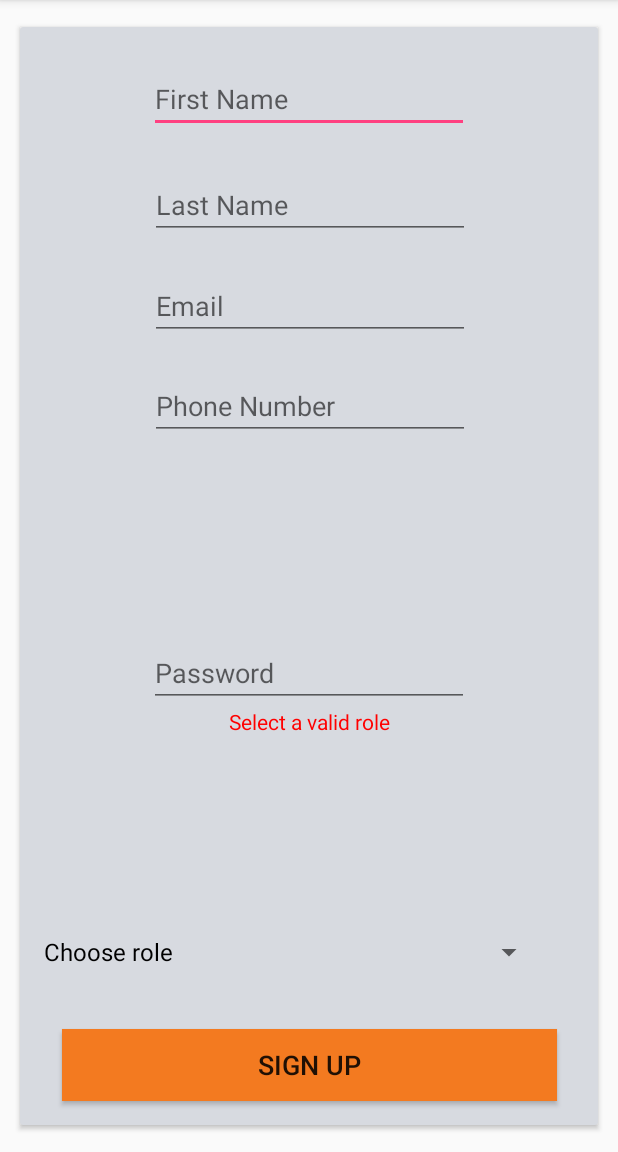
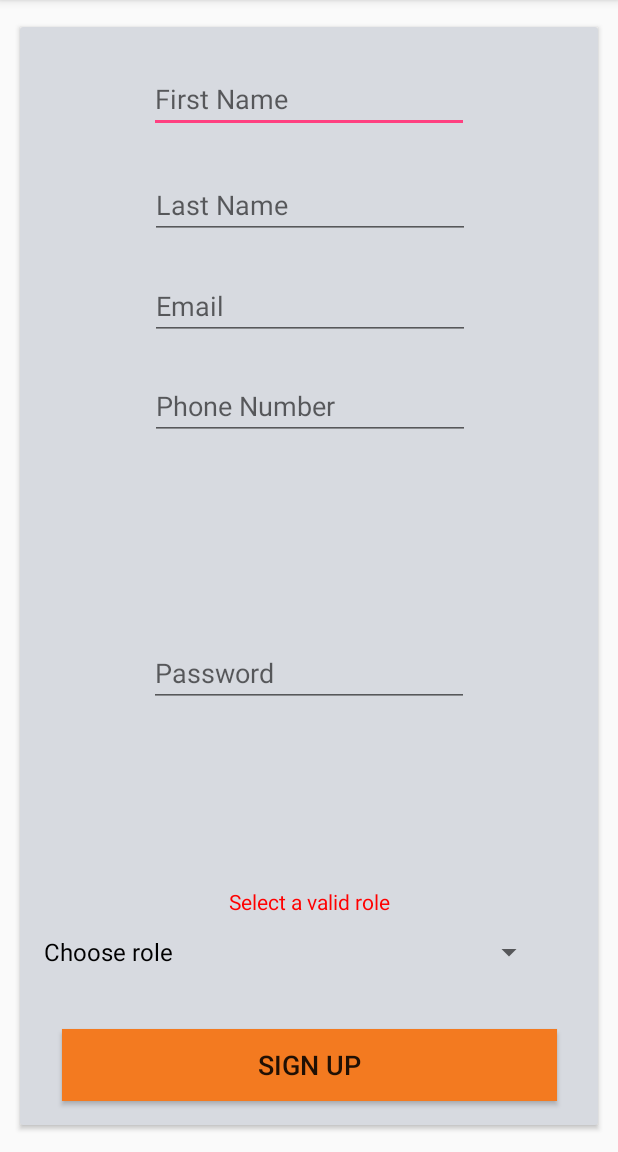
Before and after one commit to access-autism/android-client, an Android app: the SignUpActivity screen opened directly, with no data from a screen before it, after a tap on "SIGN UP", on a phone screen of 412 x 824 dp, the part 84-1236 px from its top. Run offline under Robolectric (Android 15) with nearby library versions, the light colour scheme and no system bars.

Commit message:
Improve usability of the roles spinner

```diff
--- a/app/src/main/java/com/example/chouaib/access_autism/SignUpActivity.kt
+++ b/app/src/main/java/com/example/chouaib/access_autism/SignUpActivity.kt
@@ -7,12 +7,18 @@ import android.view.View
 import android.widget.ArrayAdapter
 import android.widget.Spinner
 import kotlinx.android.synthetic.main.activity_sign_up.*
+import android.widget.AdapterView
+import android.widget.AdapterView.OnItemSelectedListener
+import com.example.chouaib.access_autism.R.id.spinner
 
-// these must match the role names in the roles_array (values/roles)
-val FAMILY_ROLE_STRING = "Family"
-val CLINICIAN_ROLE_STRING = "Clinician"
 
 class SignUpActivity : AppCompatActivity() {
+
+    // these must match the role names in the roles_array (values/roles)
+
+    private val FAMILY_ROLE_STRING = "Family"
+    private val CLINICIAN_ROLE_STRING = "Clinician"
+    private val FACILITY_ROLE_STRING = "Facility"
 
     override fun onCreate(savedInstanceState: Bundle?) {
 
@@ -25,6 +31,19 @@ class SignUpActivity : AppCompatActivity() {
                 R.array.roles_array, android.R.layout.simple_spinner_dropdown_item)
         adapter.setDropDownViewResource(android.R.layout.simple_spinner_dropdown_item)
         spinner.adapter = adapter
+
+        spinner.onItemSelectedListener = object : OnItemSelectedListener {
+            override fun onItemSelected(parentView: AdapterView<*>, selectedItemView: View, position: Int, id: Long) {
+                if (spinner.selectedItem.toString() == FACILITY_ROLE_STRING) {
+                    textViewErrorMessage.text = getString(R.string.missing_role_error_message)
+                } else {
+                    textViewErrorMessage.text = ""
+                }
+            }
+            override fun onNothingSelected(parentView: AdapterView<*>) {
+                textViewErrorMessage.text = ""
+            }
+        }
     }
 
     fun onClickConfirmSignUp(v: View){
--- a/app/src/main/res/layout/activity_sign_up.xml
+++ b/app/src/main/res/layout/activity_sign_up.xml
@@ -122,7 +122,7 @@
                 android:textColor="@color/red"
                 app:layout_constraintLeft_toLeftOf="parent"
                 app:layout_constraintRight_toRightOf="parent"
-                app:layout_constraintTop_toBottomOf="@+id/editText7" />
+                app:layout_constraintBottom_toTopOf="@+id/spinnerRoles" />
         </android.support.constraint.ConstraintLayout>
 
     </android.support.v7.widget.CardView>
```
